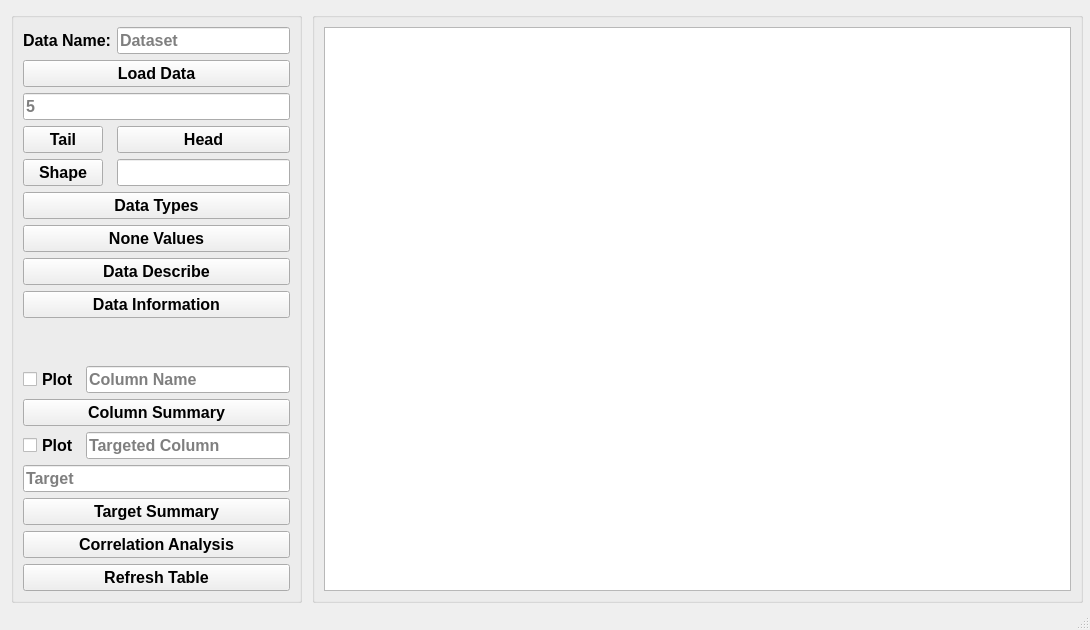
First picture: the form in MainWindow.ui, repository anlbora/Seaborn-Data-Analysis, before the edit.
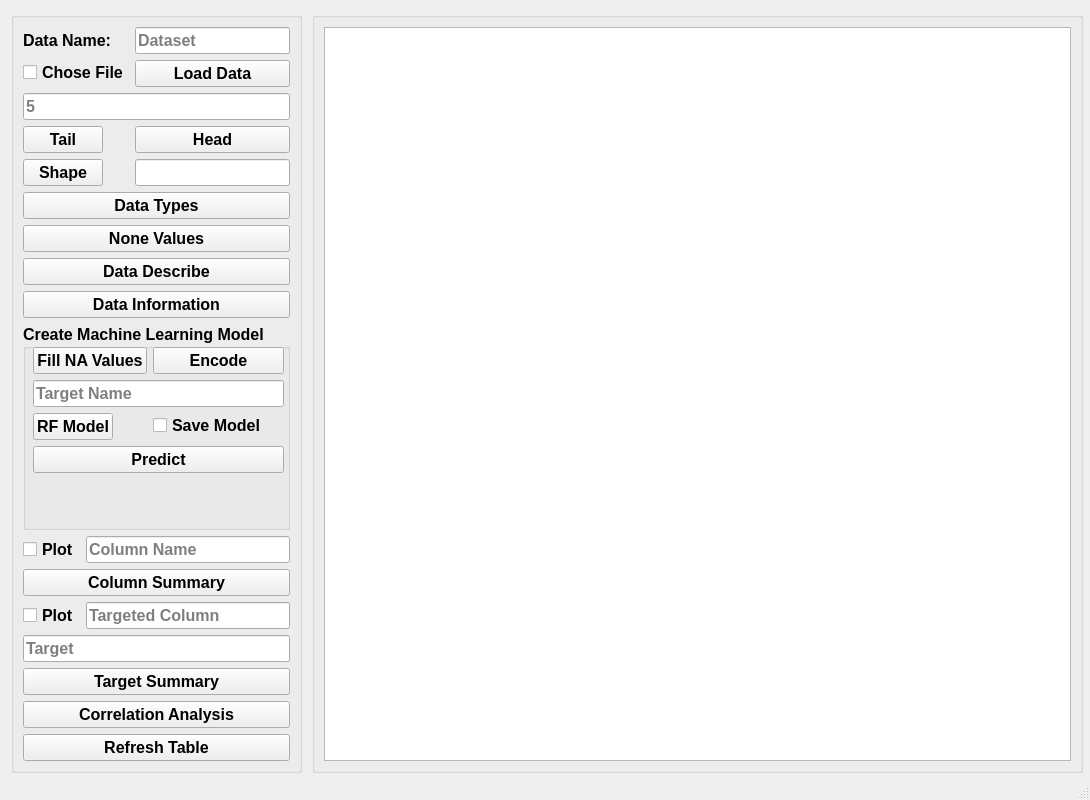
Second picture: the form after the edit.

Patch:
```diff
--- a/MainWindow.ui
+++ b/MainWindow.ui
@@ -7,19 +7,19 @@
     <x>0</x>
     <y>0</y>
     <width>1090</width>
-    <height>630</height>
+    <height>800</height>
    </rect>
   </property>
   <property name="minimumSize">
    <size>
     <width>1090</width>
-    <height>630</height>
+    <height>800</height>
    </size>
   </property>
   <property name="maximumSize">
    <size>
     <width>1090</width>
-    <height>630</height>
+    <height>800</height>
    </size>
   </property>
   <property name="windowTitle">
@@ -32,7 +32,7 @@
       <x>11</x>
       <y>12</y>
       <width>291</width>
-      <height>591</height>
+      <height>761</height>
      </rect>
     </property>
     <property name="sizePolicy">
@@ -74,13 +74,19 @@
          </property>
         </widget>
        </item>
-       <item row="1" column="0" colspan="2">
-        <widget class="QPushButton" name="btn_load_data">
+       <item row="2" column="0" colspan="2">
+        <widget class="QLineEdit" name="txt_head_number">
+         <property name="sizePolicy">
+          <sizepolicy hsizetype="Expanding" vsizetype="Fixed">
+           <horstretch>0</horstretch>
+           <verstretch>0</verstretch>
+          </sizepolicy>
+         </property>
          <property name="toolTip">
           <string>Loads the example dataset from the seaborn library</string>
          </property>
-         <property name="text">
-          <string>Load Data</string>
+         <property name="placeholderText">
+          <string>5</string>
          </property>
         </widget>
        </item>
@@ -185,24 +191,98 @@
          </property>
         </widget>
        </item>
-       <item row="2" column="0" colspan="2">
-        <widget class="QLineEdit" name="txt_head_number">
-         <property name="sizePolicy">
-          <sizepolicy hsizetype="Expanding" vsizetype="Fixed">
-           <horstretch>0</horstretch>
-           <verstretch>0</verstretch>
-          </sizepolicy>
-         </property>
+       <item row="1" column="1">
+        <widget class="QPushButton" name="btn_load_data">
          <property name="toolTip">
           <string>Numeric value of for your choice of first or last of dataset</string>
          </property>
-         <property name="placeholderText">
-          <string>5</string>
+         <property name="text">
+          <string>Load Data</string>
+         </property>
+        </widget>
+       </item>
+       <item row="1" column="0">
+        <widget class="QCheckBox" name="chkBox_data">
+         <property name="text">
+          <string>Chose File</string>
          </property>
         </widget>
        </item>
       </layout>
      </item>
+     <item>
+      <widget class="QGroupBox" name="groupBox_3">
+       <property name="sizePolicy">
+        <sizepolicy hsizetype="Preferred" vsizetype="Expanding">
+         <horstretch>0</horstretch>
+         <verstretch>0</verstretch>
+        </sizepolicy>
+       </property>
+       <property name="title">
+        <string>Create Machine Learning Model</string>
+       </property>
+       <widget class="QWidget" name="layoutWidget">
+        <property name="geometry">
+         <rect>
+          <x>10</x>
+          <y>23</y>
+          <width>251</width>
+          <height>181</height>
+         </rect>
+        </property>
+        <layout class="QFormLayout" name="formLayout_2">
+         <item row="0" column="0">
+          <widget class="QPushButton" name="btn_FillNoneValues">
+           <property name="text">
+            <string>Fill NA Values</string>
+           </property>
+          </widget>
+         </item>
+         <item row="0" column="1">
+          <widget class="QPushButton" name="btn_Encode">
+           <property name="text">
+            <string>Encode</string>
+           </property>
+          </widget>
+         </item>
+         <item row="1" column="0" colspan="2">
+          <widget class="QLineEdit" name="txt_TargetName">
+           <property name="placeholderText">
+            <string>Target Name</string>
+           </property>
+          </widget>
+         </item>
+         <item row="2" column="0">
+          <widget class="QPushButton" name="btn_RFModel">
+           <property name="text">
+            <string>RF Model</string>
+           </property>
+          </widget>
+         </item>
+         <item row="2" column="1">
+          <widget class="QCheckBox" name="chk_SaveModel">
+           <property name="text">
+            <string>Save Model</string>
+           </property>
+          </widget>
+         </item>
+         <item row="3" column="0" colspan="2">
+          <widget class="QPushButton" name="btn_Predict">
+           <property name="sizePolicy">
+            <sizepolicy hsizetype="Minimum" vsizetype="Fixed">
+             <horstretch>0</horstretch>
+             <verstretch>0</verstretch>
+            </sizepolicy>
+           </property>
+           <property name="text">
+            <string>Predict</string>
+           </property>
+          </widget>
+         </item>
+        </layout>
+       </widget>
+      </widget>
+     </item>
      <item>
       <layout class="QVBoxLayout" name="verticalLayout_3">
        <item>
@@ -326,7 +406,7 @@
       <x>312</x>
       <y>12</y>
       <width>771</width>
-      <height>591</height>
+      <height>761</height>
      </rect>
     </property>
     <property name="sizePolicy">
```
Left out of the diff: 44 changed lines with no effect on the pictures.
